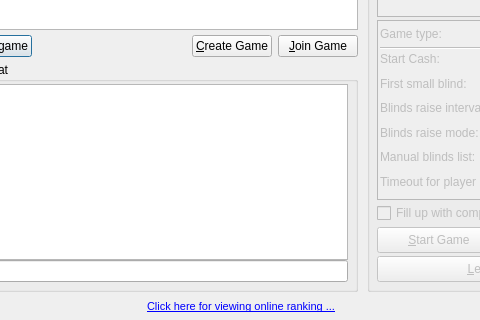
Above: src/gui/qt/gamelobbydialog.ui from pokerth/pokerth before the change; both pictures show x 233 to 713 and y 250 to 570 of the 875 by 570 pixel window. Below: the same form after it.
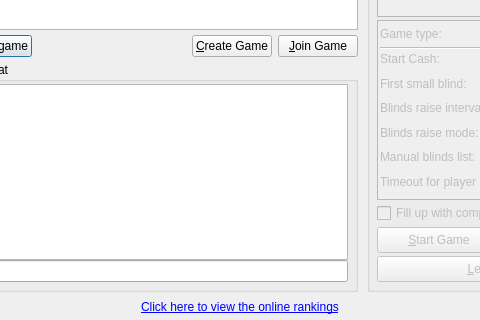
That is the form after the change. Icons and pictures are not drawn.

What changed in the file:
```diff
--- a/src/gui/qt/gamelobbydialog.ui
+++ b/src/gui/qt/gamelobbydialog.ui
@@ -235,11 +235,11 @@
         <string>&lt;!DOCTYPE HTML PUBLIC &quot;-//W3C//DTD HTML 4.0//EN&quot; &quot;http://www.w3.org/TR/REC-html40/strict.dtd&quot;&gt;
 &lt;html&gt;&lt;head&gt;&lt;meta name=&quot;qrichtext&quot; content=&quot;1&quot; /&gt;&lt;style type=&quot;text/css&quot;&gt;
 p, li { white-space: pre-wrap; }
-&lt;/style&gt;&lt;/head&gt;&lt;body style=&quot; font-family:'Nimbus Sans L'; font-size:8pt; font-weight:400; font-style:normal;&quot;&gt;
+&lt;/style&gt;&lt;/head&gt;&lt;body&gt;
 &lt;table border=&quot;0&quot; style=&quot;-qt-table-type: root; margin-top:4px; margin-bottom:4px; margin-left:4px; margin-right:4px;&quot;&gt;
 &lt;tr&gt;
 &lt;td style=&quot;border: none;&quot;&gt;
-&lt;p style=&quot; margin-top:0px; margin-bottom:0px; margin-left:0px; margin-right:0px; -qt-block-indent:0; text-indent:0px;&quot;&gt;&lt;a href=&quot;http://online-ranking.pokerth.net&quot;&gt;&lt;span style=&quot; text-decoration: underline; color:#0000ff;&quot;&gt;Click here for viewing online ranking ...&lt;/span&gt;&lt;/a&gt;&lt;/p&gt;&lt;/td&gt;&lt;/tr&gt;&lt;/table&gt;&lt;/body&gt;&lt;/html&gt;</string>
+&lt;p style=&quot; margin-top:0px; margin-bottom:0px; margin-left:0px; margin-right:0px; -qt-block-indent:0; text-indent:0px;&quot;&gt;&lt;a href=&quot;http://online-ranking.pokerth.net&quot;&gt;&lt;span style=&quot; text-decoration: underline; color:#0000ff;&quot;&gt;Click here to view the online rankings&lt;/span&gt;&lt;/a&gt;&lt;/p&gt;&lt;/td&gt;&lt;/tr&gt;&lt;/table&gt;&lt;/body&gt;&lt;/html&gt;</string>
        </property>
        <property name="openExternalLinks">
         <bool>true</bool>
```
